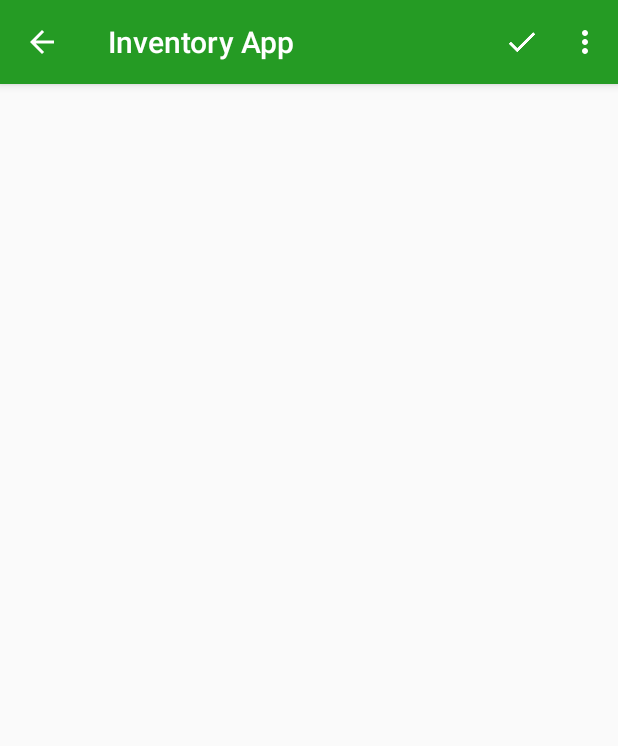
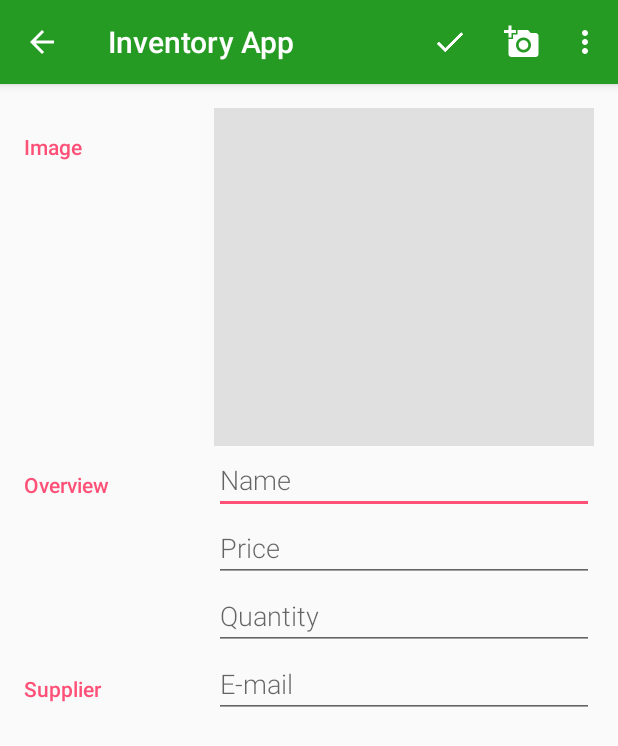
Before and after one commit to joshvocal/Inventory-App, an Android app: the EditorActivity screen opened directly, with no data from a screen before it, on a phone screen of 412 x 824 dp. Shown: the top 746 px of the screen. Run offline under Robolectric (Android 15) with nearby library versions, the phone set to English and light mode, and no system bars.

Commit message:
Added Editor

```diff
--- a/app/build.gradle
+++ b/app/build.gradle
@@ -5,7 +5,7 @@ android {
     buildToolsVersion "25.0.3"
     defaultConfig {
         applicationId "me.joshvocal.inventory_app"
-        minSdkVersion 15
+        minSdkVersion 16
         targetSdkVersion 25
         versionCode 1
         versionName "1.0"
--- a/app/src/main/java/me/joshvocal/inventory_app/EditorActivity.java
+++ b/app/src/main/java/me/joshvocal/inventory_app/EditorActivity.java
@@ -7,6 +7,7 @@ import android.view.Menu;
 import android.view.MenuItem;
 
 public class EditorActivity extends AppCompatActivity {
+
 
     @Override
     protected void onCreate(Bundle savedInstanceState) {
@@ -27,10 +28,16 @@ public class EditorActivity extends AppCompatActivity {
         // User clicked on a menu option in the app bar overflow menu
         switch (item.getItemId()) {
             case R.id.action_save:
+                // TODO:
                 return true;
             case R.id.action_delete:
+                // TODO:
+                return true;
+            case R.id.action_add_photo:
+                // TODO:
                 return true;
             case android.R.id.home:
+                // TODO:
                 NavUtils.navigateUpFromSameTask(this);
                 return true;
         }
--- a/app/src/main/java/me/joshvocal/inventory_app/InventoryCursorAdapter.java
+++ b/app/src/main/java/me/joshvocal/inventory_app/InventoryCursorAdapter.java
@@ -1,8 +1,30 @@
 package me.joshvocal.inventory_app;
+
+import android.content.Context;
+import android.database.Cursor;
+import android.view.View;
+import android.view.ViewGroup;
+import android.widget.CursorAdapter;
 
 /**
  * Created by josh on 5/17/17.
  */
 
-public class InventoryCursorAdapter {
+public class InventoryCursorAdapter extends CursorAdapter {
+
+    public InventoryCursorAdapter(Context context, Cursor c) {
+        // TODO:
+        super(context, c, 0);
+    }
+
+    @Override
+    public View newView(Context context, Cursor cursor, ViewGroup parent) {
+        // TODO:
+        return null;
+    }
+
+    @Override
+    public void bindView(View view, Context context, Cursor cursor) {
+        // TODO:
+    }
 }
--- a/app/src/main/java/me/joshvocal/inventory_app/data/InventoryProvider.java
+++ b/app/src/main/java/me/joshvocal/inventory_app/data/InventoryProvider.java
@@ -1,8 +1,48 @@
 package me.joshvocal.inventory_app.data;
+
+import android.content.ContentProvider;
+import android.content.ContentValues;
+import android.database.Cursor;
+import android.net.Uri;
+import android.support.annotation.NonNull;
+import android.support.annotation.Nullable;
 
 /**
  * Created by josh on 5/17/17.
  */
 
-public class InventoryProvider {
+public class InventoryProvider extends ContentProvider {
+
+    @Override
+    public boolean onCreate() {
+        return false;
+    }
+
+    @Nullable
+    @Override
+    public Cursor query(@NonNull Uri uri, @Nullable String[] projection, @Nullable String selection, @Nullable String[] selectionArgs, @Nullable String sortOrder) {
+        return null;
+    }
+
+    @Nullable
+    @Override
+    public String getType(@NonNull Uri uri) {
+        return null;
+    }
+
+    @Nullable
+    @Override
+    public Uri insert(@NonNull Uri uri, @Nullable ContentValues values) {
+        return null;
+    }
+
+    @Override
+    public int delete(@NonNull Uri uri, @Nullable String selection, @Nullable String[] selectionArgs) {
+        return 0;
+    }
+
+    @Override
+    public int update(@NonNull Uri uri, @Nullable ContentValues values, @Nullable String selection, @Nullable String[] selectionArgs) {
+        return 0;
+    }
 }
--- a/app/src/main/res/layout/activity_editor.xml
+++ b/app/src/main/res/layout/activity_editor.xml
@@ -1,9 +1,111 @@
 <?xml version="1.0" encoding="utf-8"?>
-<android.support.constraint.ConstraintLayout xmlns:android="http://schemas.android.com/apk/res/android"
-    xmlns:app="http://schemas.android.com/apk/res-auto"
+<LinearLayout xmlns:android="http://schemas.android.com/apk/res/android"
     xmlns:tools="http://schemas.android.com/tools"
     android:layout_width="match_parent"
     android:layout_height="match_parent"
+    android:orientation="vertical"
+    android:padding="16dp"
     tools:context="me.joshvocal.inventory_app.EditorActivity">
 
-</android.support.constraint.ConstraintLayout>
+    <!-- Supplier category -->
+    <LinearLayout
+        android:id="@+id/container_image"
+        android:layout_width="match_parent"
+        android:layout_height="wrap_content"
+        android:orientation="horizontal">
+
+        <!-- Label -->
+        <TextView
+            style="@style/CategoryStyle"
+            android:text="@string/category_image" />
+
+        <!-- Input field -->
+        <LinearLayout
+            android:layout_width="0dp"
+            android:layout_height="wrap_content"
+            android:layout_weight="2"
+            android:orientation="vertical">
+
+            <!-- Image -->
+            <ImageView
+                android:id="@+id/edit_product_image"
+                android:layout_width="match_parent"
+                android:layout_height="225dp"
+                android:background="@color/colorGray"
+                android:inputType="textCapWords" />
+
+        </LinearLayout>
+    </LinearLayout>
+
+    <!-- Overview category -->
+    <LinearLayout
+        android:layout_width="match_parent"
+        android:layout_height="wrap_content"
+        android:orientation="horizontal">
+
+        <!-- Label -->
+        <TextView
+            style="@style/CategoryStyle"
+            android:text="@string/category_overview" />
+
+        <!-- Input fields -->
+        <LinearLayout
+            android:layout_width="0dp"
+            android:layout_height="wrap_content"
+            android:layout_weight="2"
+            android:orientation="vertical">
+
+            <!-- Name field -->
+            <EditText
+                android:id="@+id/edit_product_name"
+                style="@style/EditorFieldStyle"
+                android:hint="@string/hint_product_name"
+                android:inputType="textCapWords" />
+
+            <!-- Price field -->
+            <EditText
+                android:id="@+id/edit_product_price"
+                style="@style/EditorFieldStyle"
+                android:hint="@string/hint_product_price"
+                android:inputType="numberDecimal" />
+
+            <!-- Quantity Available -->
+            <EditText
+                android:id="@+id/edit_product_email"
+                style="@style/EditorFieldStyle"
+                android:hint="@string/hint_product_quantity"
+                android:inputType="number" />
+
+        </LinearLayout>
+    </LinearLayout>
+
+    <!-- Supplier category -->
+    <LinearLayout
+        android:id="@+id/container_supplier"
+        android:layout_width="match_parent"
+        android:layout_height="wrap_content"
+        android:orientation="horizontal">
+
+        <!-- Label -->
+        <TextView
+            style="@style/CategoryStyle"
+            android:text="@string/category_supplier" />
+
+        <!-- Input field -->
+        <LinearLayout
+            android:layout_width="0dp"
+            android:layout_height="wrap_content"
+            android:layout_weight="2"
+            android:orientation="vertical">
+
+            <!-- Quantity Available -->
+            <EditText
+                android:id="@+id/edit_product_quantity"
+                style="@style/EditorFieldStyle"
+                android:hint="@string/hint_product_email"
+                android:inputType="textEmailAddress" />
+
+        </LinearLayout>
+    </LinearLayout>
+
+</LinearLayout>
--- a/app/src/main/res/menu/menu_editor.xml
+++ b/app/src/main/res/menu/menu_editor.xml
@@ -9,6 +9,12 @@
         app:showAsAction="always" />
 
     <item
+        android:id="@+id/action_add_photo"
+        android:title="@string/action_add_photo"
+        android:icon="@drawable/ic_add_a_photo_white"
+        app:showAsAction="always" />
+
+    <item
         android:id="@+id/action_delete"
         android:title="@string/action_delete"
         app:showAsAction="never" />
--- a/app/src/main/res/values/colors.xml
+++ b/app/src/main/res/values/colors.xml
@@ -3,4 +3,5 @@
     <color name="colorPrimary">#259b24</color>
     <color name="colorPrimaryDark">#0a7e07</color>
     <color name="colorAccent">#ff5177</color>
+    <color name="colorGray">#e0e0e0</color>
 </resources>
--- a/app/src/main/res/values/strings.xml
+++ b/app/src/main/res/values/strings.xml
@@ -5,4 +5,12 @@
     <string name="action_delete_all_entries">Delete All Products</string>
     <string name="action_delete">Delete</string>
     <string name="action_save">Save</string>
+    <string name="hint_product_name">Name</string>
+    <string name="hint_product_price">Price</string>
+    <string name="hint_product_quantity">Quantity</string>
+    <string name="category_supplier">Supplier</string>
+    <string name="hint_product_email">E-mail</string>
+    <string name="category_overview">Overview</string>
+    <string name="category_image">Image</string>
+    <string name="action_add_photo">Add photo</string>
 </resources>
--- a/app/src/main/res/values/styles.xml
+++ b/app/src/main/res/values/styles.xml
@@ -8,4 +8,33 @@
         <item name="colorAccent">@color/colorAccent</item>
     </style>
 
+    <!-- Style for a category in the editor -->
+    <style name="CategoryStyle">
+        <item name="android:layout_height">wrap_content</item>
+        <item name="android:layout_width">0dp</item>
+        <item name="android:layout_weight">1</item>
+        <item name="android:paddingTop">16dp</item>
+        <item name="android:textColor">@color/colorAccent</item>
+        <item name="android:fontFamily">sans-serif-medium</item>
+        <item name="android:textAppearance">?android:textAppearanceSmall</item>
+    </style>
+
+    <!-- Style for an EditText field in the editor -->
+    <style name="EditorFieldStyle">
+        <item name="android:layout_height">wrap_content</item>
+        <item name="android:layout_width">match_parent</item>
+        <item name="android:fontFamily">sans-serif-light</item>
+        <item name="android:textAppearance">?android:textAppearanceMedium</item>
+    </style>
+
+    <!-- Style for the measurement units for an EditText field in the editor -->
+    <style name="EditorUnitsStyle">
+        <item name="android:layout_height">wrap_content</item>
+        <item name="android:layout_width">wrap_content</item>
+        <item name="android:layout_alignParentRight">true</item>
+        <item name="android:paddingRight">16dp</item>
+        <item name="android:paddingTop">16dp</item>
+        <item name="android:textAppearance">?android:textAppearanceSmall</item>
+    </style>
+
 </resources>
```
Also changed, not shown: app/src/main/res/drawable-hdpi/ic_add_a_photo_white.png (added), app/src/main/res/drawable-mdpi/ic_add_a_photo_white.png (added), app/src/main/res/drawable-xhdpi/ic_add_a_photo_white.png (added), app/src/main/res/drawable-xxhdpi/ic_add_a_photo_white.png (added), app/src/main/res/drawable-xxxhdpi/ic_add_a_photo_white.png (added), 15 other files.
